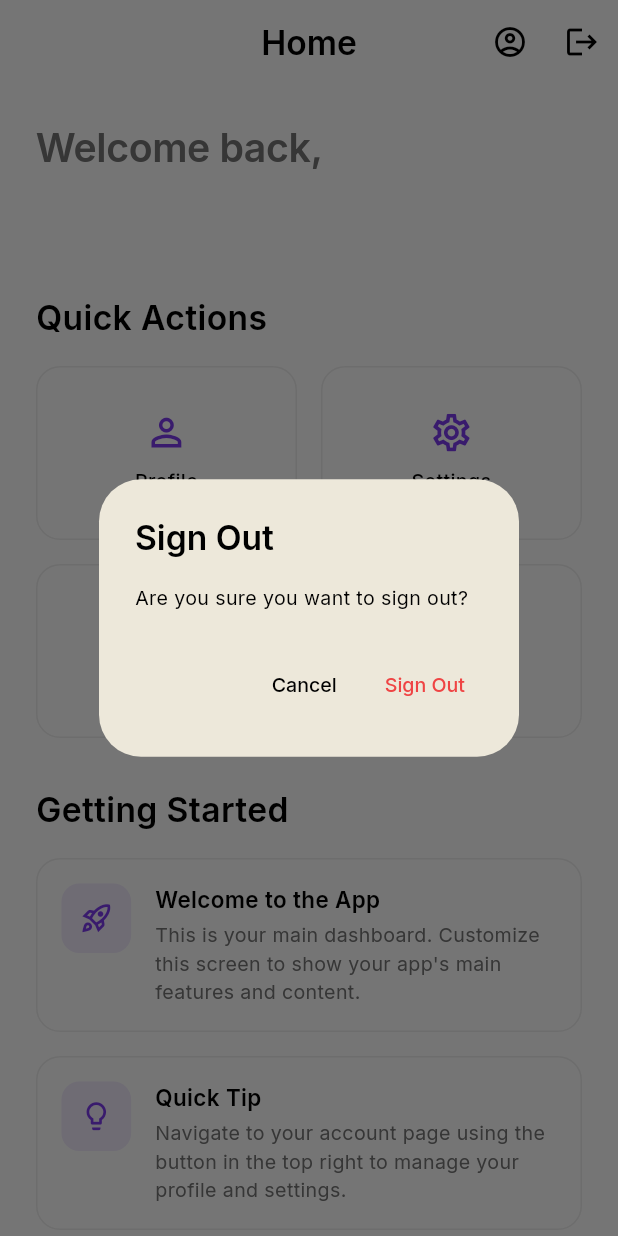
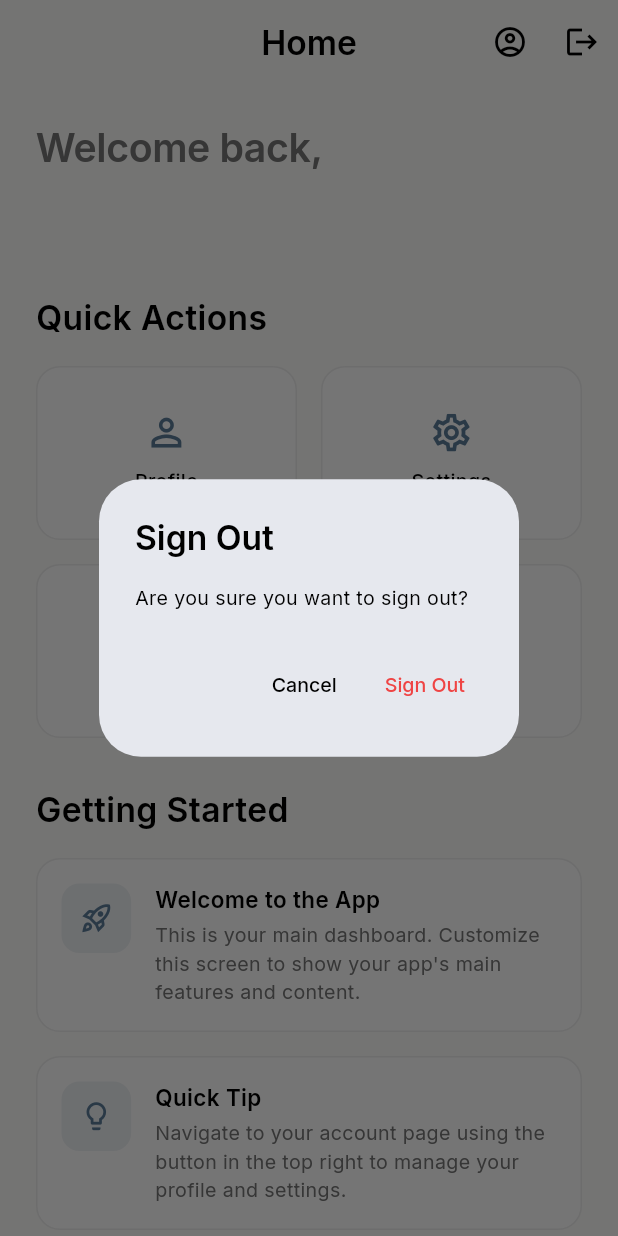
Before and after one commit to adamdturner/flutter-firebase-template, a Flutter app: the screen it shows once a user with an empty profile is signed in, after a tap on the "logout" icon, on a phone screen of 412 x 824 dp. Run offline on Flutter 3.47's test engine with Material 3 defaults, Android fonts, the phone set to English and light mode, and no system bars; our stand-ins replace cloud_firestore, cloud_functions, firebase_auth, firebase_core, firebase_storage, flutter_bloc and 3 more; accounts and stored records are empty; generated files the repository leaves out were written again.

Commit message:
Changed color pattern and added logo and icon

```diff
--- a/lib/authenticated_app.dart
+++ b/lib/authenticated_app.dart
@@ -4,6 +4,7 @@ import 'package:provider/provider.dart';
 
 import 'core/theme_manager.dart';
 import 'core/font_scale_manager.dart';
+import 'core/design_system.dart';
 import 'core/utils/device_utils.dart';
 import 'app/authenticated_providers.dart';
 import 'presentation/screens/central_hub/central_hub_screen.dart';
@@ -70,7 +71,7 @@ class _AuthenticatedMaterialApp extends StatelessWidget {
         statusBarIconBrightness: isDark ? Brightness.light : Brightness.dark,
         statusBarBrightness: isDark ? Brightness.dark : Brightness.light,
         systemNavigationBarColor:
-            isDark ? const Color(0xFF121212) : Colors.white,
+            isDark ? AppDesignSystem.darkSurface : AppDesignSystem.lightSurface,
         systemNavigationBarIconBrightness:
             isDark ? Brightness.light : Brightness.dark,
       ),
--- a/lib/core/design_system.dart
+++ b/lib/core/design_system.dart
@@ -9,24 +9,24 @@ class AppDesignSystem {
   // ─────────────────────────────────────────────────────────────
 
   // Primary Brand Colors (Light Theme)
-  /// Main purple brand color used for primary buttons and interactive elements in light mode
-  static const Color lightPrimary = Color.fromARGB(255, 124, 58, 237);
+  /// Main slate blue brand color used for primary buttons and interactive elements in light mode
+  static const Color lightPrimary = Color.fromARGB(255, 91, 124, 153);
 
-  /// Light purple color used for hover states and secondary accents in light mode
-  static const Color lightPrimaryHover = Color.fromARGB(255, 196, 181, 253);
+  /// Light blue-grey color used for hover states and secondary accents in light mode
+  static const Color lightPrimaryHover = Color.fromARGB(255, 184, 202, 219);
 
   /// Tertiary brand color (green) used for success states and accents in light mode
   static const Color lightTertiary = Color.fromARGB(255, 34, 197, 94);
 
   // Surface Colors (Light Theme)
-  /// Main background color for the entire app in light mode - pure white
-  static const Color lightSurface = Color.fromARGB(255, 255, 255, 255);
+  /// Main background color for the entire app in light mode - warm off-white with subtle beige tone
+  static const Color lightSurface = Color.fromARGB(255, 252, 252, 250);
 
-  /// Secondary surface color for elevated elements like cards in light mode
-  static const Color lightSurfaceSecondary = Color.fromARGB(255, 249, 250, 251);
+  /// Secondary surface color for elevated elements like cards in light mode - warm light grey
+  static const Color lightSurfaceSecondary = Color.fromARGB(255, 245, 245, 240);
 
-  /// Tertiary surface color for subtle backgrounds and containers in light mode
-  static const Color lightSurfaceTertiary = Color.fromARGB(255, 243, 244, 246);
+  /// Tertiary surface color for subtle backgrounds and containers in light mode - warm grey
+  static const Color lightSurfaceTertiary = Color.fromARGB(255, 238, 238, 230);
 
   /// Elevated surface color for highest elevation elements in light mode
   static const Color lightSurfaceElevated = Color.fromARGB(255, 255, 255, 255);
@@ -59,11 +59,11 @@ class AppDesignSystem {
   // ─────────────────────────────────────────────────────────────
 
   // Primary Brand Colors (Dark Theme)
-  /// Main purple brand color used for primary buttons and interactive elements in dark mode - brighter than light mode
-  static const Color darkPrimary = Color.fromARGB(255, 147, 51, 234);
+  /// Main slate blue brand color used for primary buttons and interactive elements in dark mode - brighter than light mode
+  static const Color darkPrimary = Color.fromARGB(255, 127, 165, 193);
 
-  /// Light purple color used for hover states and secondary accents in dark mode
-  static const Color darkPrimaryHover = Color.fromARGB(255, 196, 181, 253);
+  /// Light blue-grey color used for hover states and secondary accents in dark mode
+  static const Color darkPrimaryHover = Color.fromARGB(255, 184, 202, 219);
 
   /// Tertiary brand color (green) used for success states and accents in dark mode
   static const Color darkTertiary = Color.fromARGB(255, 34, 197, 94);
--- a/lib/core/theme.dart
+++ b/lib/core/theme.dart
@@ -22,7 +22,7 @@ ThemeData appTheme() {
   return ThemeData(
     useMaterial3: true,
     colorScheme: ColorScheme.fromSeed(
-      seedColor: const Color.fromARGB(255, 255, 238, 4),
+      seedColor: AppDesignSystem.primary,
       brightness: Brightness.light,
       primary: AppDesignSystem.primary,
       onPrimary: Colors.white,
--- a/lib/main.dart
+++ b/lib/main.dart
@@ -7,6 +7,7 @@ import 'package:provider/provider.dart';
 import 'firebase_options.dart';
 import 'core/theme_manager.dart';
 import 'core/font_scale_manager.dart';
+import 'core/design_system.dart';
 import 'core/utils/device_utils.dart';
 import 'app/app_providers.dart';
 import 'logic/auth/auth_bloc.dart';
@@ -120,7 +121,7 @@ class TemplateApp extends StatelessWidget {
         statusBarIconBrightness: isDark ? Brightness.light : Brightness.dark,
         statusBarBrightness: isDark ? Brightness.dark : Brightness.light,
         systemNavigationBarColor:
-            isDark ? const Color(0xFF121212) : Colors.white,
+            isDark ? AppDesignSystem.darkSurface : AppDesignSystem.lightSurface,
         systemNavigationBarIconBrightness:
             isDark ? Brightness.light : Brightness.dark,
       ),
--- a/lib/presentation/widgets/common/generic_icon_widget.dart
+++ b/lib/presentation/widgets/common/generic_icon_widget.dart
@@ -38,7 +38,7 @@ class IconWidget extends StatelessWidget {
                 (isDark ? Border.all(color: AppDesignSystem.onSurfaceDarkTertiary.withOpacity(0.3)) : null),
       ),
       child: Image.asset(
-        'assets/icons/generic_icon.png',
+        'assets/icons/Penguin-Icon-256.png',
         height: height ?? 80,
         width: width ?? 80,
         fit: fit,
--- a/lib/presentation/widgets/common/generic_logo_widget.dart
+++ b/lib/presentation/widgets/common/generic_logo_widget.dart
@@ -38,7 +38,7 @@ class LogoWidget extends StatelessWidget {
                 (isDark ? Border.all(color: AppDesignSystem.onSurfaceDarkTertiary.withOpacity(0.3)) : null),
       ),
       child: Image.asset(
-        'assets/images/generic_logo.png',
+        'assets/images/Firebase-Template-Logo.png',
         height: height ?? 175,
         width: width ?? 350,
         fit: fit,
```
Also changed, not shown: assets/icons/Penguin-Icon-16.png (added), assets/icons/Penguin-Icon-180.png (added), assets/icons/Penguin-Icon-192.png (added), assets/icons/Penguin-Icon-256.png (added), assets/icons/Penguin-Icon-32.png (added), assets/icons/Penguin-Icon-48.png (added), assets/icons/Penguin-Icon-512.png (added), assets/images/Firebase-Template-Logo.png (added).
